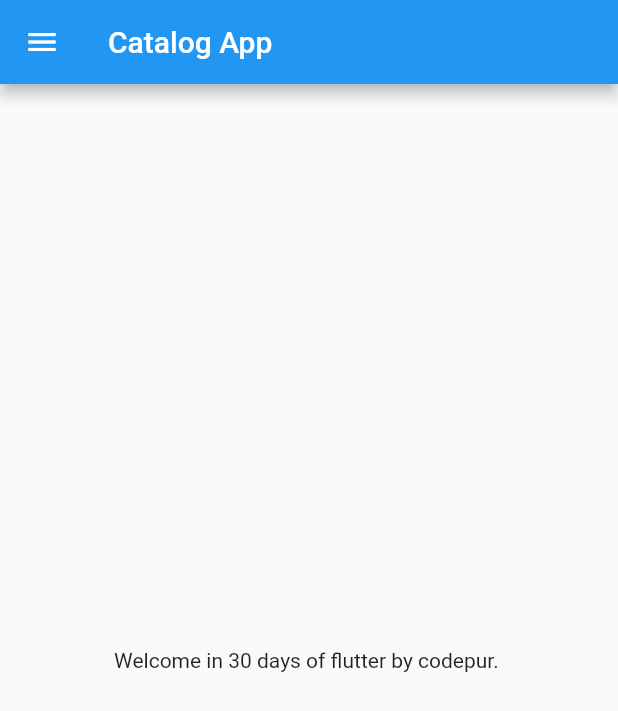
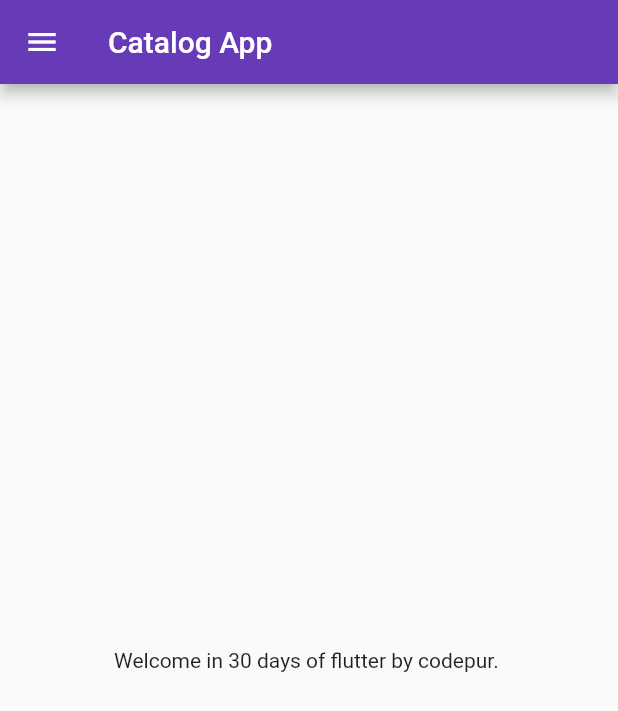
Before and after one commit to lovepreetsingh26/FlutterCatalog, a Flutter app: the screen it shows after launch, on a phone screen of 412 x 824 dp. Shown: the top 711 px of the screen. Run offline on Flutter 3.47's test engine with Material 2 defaults, Android fonts, the phone set to English and light mode, and no system bars.

Commit message:
day3 completed

```diff
--- a/lib/main.dart
+++ b/lib/main.dart
@@ -1,5 +1,6 @@
 import 'package:flutter/material.dart';
-import 'package:flutter_complete_guide/home_page.dart';
+import 'package:flutter_complete_guide/pages/home_page.dart';
+import 'package:flutter_complete_guide/pages/login_page.dart';
 
 void main() {
   runApp(MyApp());
@@ -10,6 +11,11 @@ class MyApp extends StatelessWidget {
 
   @override
   Widget build(BuildContext context) {
-    return MaterialApp(home: HomePage());
+    return MaterialApp(
+      themeMode: ThemeMode.light,
+      theme: ThemeData(primarySwatch: Colors.deepPurple),
+      initialRoute: "/home",
+      routes: {"/": (context) => LoginPage(), "/home": (context) => HomePage()},
+    );
   }
 }
```
Also changed, not shown: lib/pages/login_page.dart (added, +20 -0 lines), lib/pages/home_page.dart (renamed from lib/home_page.dart).
